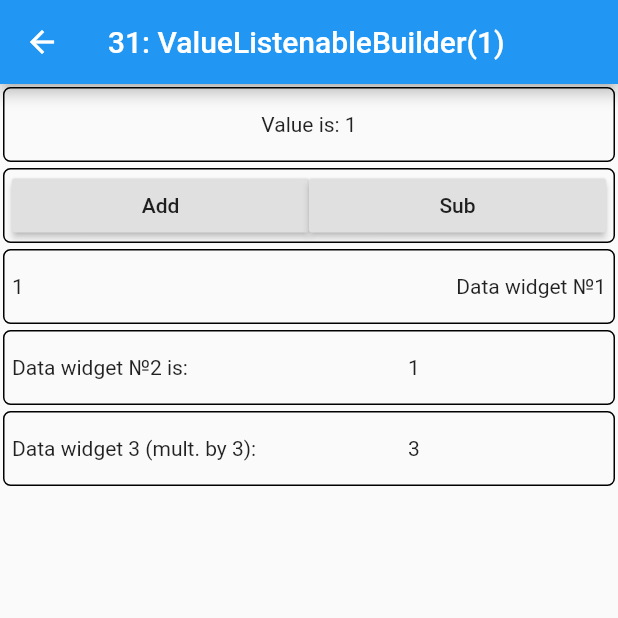
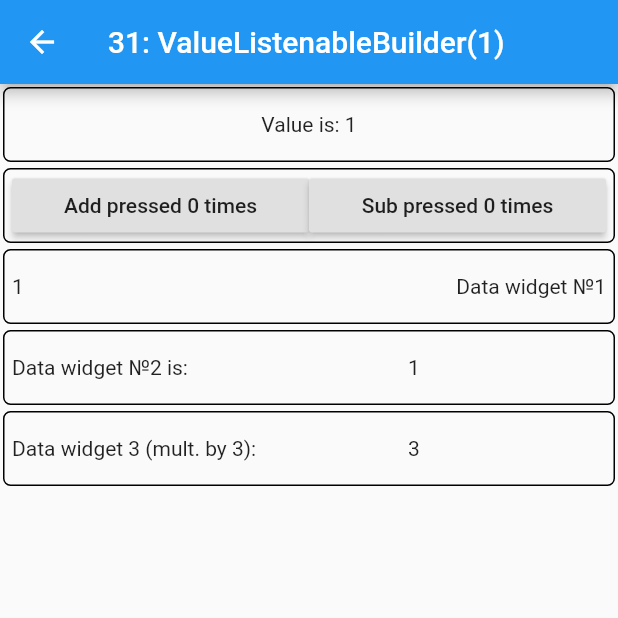
Before and after one commit to Torganik/flutter_cookbook, a Flutter app: the ValueListenableBuilderDemo screen opened directly, on a phone screen of 412 x 824 dp, the top half of it. Run offline on Flutter 3.47's test engine with Material 2 defaults, Android fonts, the phone set to English and light mode, and no system bars.

Commit message:
-- add custom notifier for 31 demo.

```diff
--- a/lib/widgets_for_demo.dart
+++ b/lib/widgets_for_demo.dart
@@ -578,17 +578,23 @@ class _SizedBoxDemoState extends State<SizedBoxDemo> {
 }
 
 //31: ValueListenableBuilder
-// With ValueListenableBuilder you can change state of data in  StatelessWidget
 class ValueListenableBuilderDemo extends StatelessWidget {
+  // With ValueListenableBuilder i can rebuild StatelessWidget
   static String get widgetName => "31: ValueListenableBuilder";
   final ValueNotifier<int> valNotify = ValueNotifier(1);
+
+  // My data notifier
+  final ButtonPressNotifier buttonNotifier =
+      ButtonPressNotifier(ButtonPressData());
 
   // Methods that changes data.
   void onPressPlus() {
     valNotify.value = valNotify.value + 1;
+    buttonNotifier.pressButton(true);
   }
 
   void onPressMinus() {
+    buttonNotifier.pressButton(false);
     if (valNotify.value == 0) {
       return;
     }
@@ -613,13 +619,22 @@ class ValueListenableBuilderDemo extends StatelessWidget {
       children: [
         Expanded(
             child: RaisedButton(
-          onPressed: onPressPlus,
-          child: Text("Add"),
-        )),
+                onPressed: onPressPlus,
+                child: ValueListenableBuilder(
+                  valueListenable: buttonNotifier,
+                  builder: (BuildContext context, ButtonPressData val, _) {
+                    return Text("Add pressed ${val.addPress} times");
+                  },
+                ))),
         Expanded(
             child: RaisedButton(
           onPressed: onPressMinus,
-          child: Text("Sub"),
+          child: ValueListenableBuilder(
+            valueListenable: buttonNotifier,
+            builder: (BuildContext context, ButtonPressData val, _) {
+              return Text("Sub pressed ${val.subPress} times");
+            },
+          ),
         )),
       ],
     ));
@@ -693,3 +708,31 @@ class ValueListenableBuilderDemo extends StatelessWidget {
         ));
   }
 }
+
+// Custom notifier for data class ButtonPressData
+class ButtonPressNotifier extends ValueNotifier<ButtonPressData> {
+  ButtonPressNotifier(ButtonPressData value) : super(value);
+
+  void pressButton(bool add) {
+    if (add) {
+      this.value.pressAdd();
+    } else {
+      this.value.pressSub();
+    }
+    this.notifyListeners();
+  }
+}
+
+// Data class for custom notifier demo
+class ButtonPressData {
+  int addPress = 0;
+  int subPress = 0;
+
+  void pressAdd() {
+    addPress += 1;
+  }
+
+  void pressSub() {
+    subPress += 1;
+  }
+}
```
